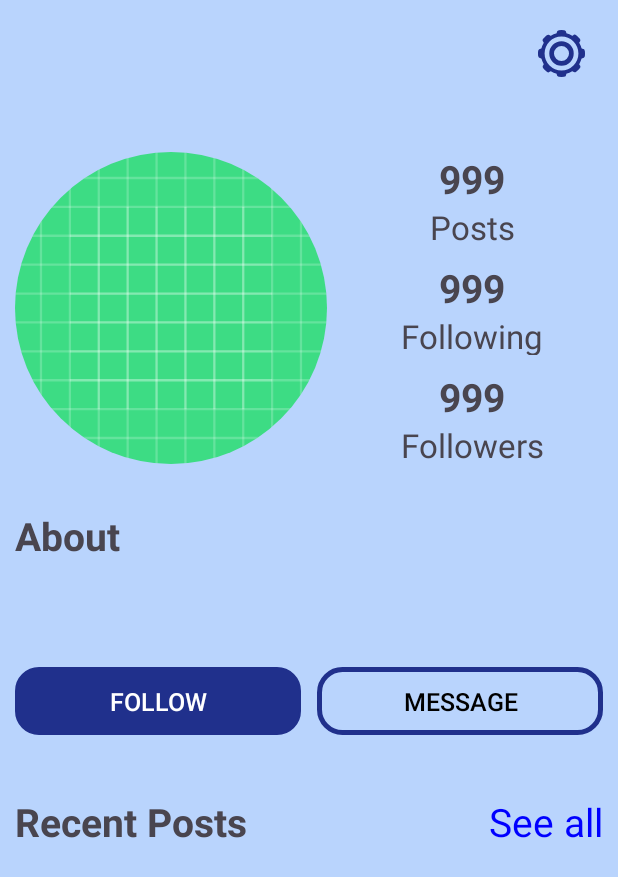
After one commit to Ananad-Bhatt/Whisper, an Android app: the UserProfileActivity screen opened directly, with no data from a screen before it, on a phone screen of 412 x 824 dp. The commit adds this screen. Shown: the top 877 px of the screen. Run offline under Robolectric (Android 15) with nearby library versions, the phone set to English and light mode, and no system bars; our stand-ins replace CircleImageView, Firebase (no records; nobody signed in at launch, a user with empty details on screens opened directly), sdp/ssp sizes; pictures from the network do not load.

Commit message:
Add redirection on click of search results

```diff
--- a/app/src/main/AndroidManifest.xml
+++ b/app/src/main/AndroidManifest.xml
@@ -22,6 +22,9 @@
         android:supportsRtl="true"
         android:theme="@style/Theme.Whisper"
         tools:targetApi="31">
+        <activity
+            android:name=".UserProfileActivity"
+            android:exported="false" />
         <activity
             android:name=".SearchActivity"
             android:exported="false" />
--- a/app/src/main/java/adapters/SearchRecyclerViewAdapter.kt
+++ b/app/src/main/java/adapters/SearchRecyclerViewAdapter.kt
@@ -1,6 +1,7 @@
 package adapters
 
 import android.content.Context
+import android.content.Intent
 import android.util.Log
 import android.view.LayoutInflater
 import android.view.View
@@ -14,6 +15,7 @@ import com.bumptech.glide.Glide
 import models.SearchModel
 import project.social.whisper.R
 import project.social.whisper.SearchActivity
+import project.social.whisper.UserProfileActivity
 
 class SearchRecyclerViewAdapter(private val context:Context,private val searchResults:ArrayList<SearchModel>) :
     RecyclerView.Adapter<SearchRecyclerViewAdapter.SearchViewHolder>() {
@@ -35,7 +37,9 @@ class SearchRecyclerViewAdapter(private val context:Context,private val searchRe
         holder.userName.text = searchResults[position].userName
 
         holder.container.setOnClickListener {
-            Log.d("RESULT",holder.userName.text.toString())
+            val i = Intent(context, UserProfileActivity::class.java)
+            i.putExtra("userName",holder.userName.text.toString())
+            context.startActivity(i)
         }
 
     }
--- /dev/null
+++ b/app/src/main/java/project/social/whisper/UserProfileActivity.kt
@@ -0,0 +1,63 @@
+package project.social.whisper
+
+import adapters.DatabaseAdapter
+import android.content.Intent
+import androidx.appcompat.app.AppCompatActivity
+import android.os.Bundle
+import android.widget.Toast
+import com.bumptech.glide.Glide
+import com.google.firebase.database.DataSnapshot
+import com.google.firebase.database.DatabaseError
+import com.google.firebase.database.ValueEventListener
+import project.social.whisper.databinding.ActivityUserProfileBinding
+
+class UserProfileActivity : AppCompatActivity() {
+
+    private lateinit var b:ActivityUserProfileBinding
+    private lateinit var imgUrl:String
+
+    override fun onCreate(savedInstanceState: Bundle?) {
+        super.onCreate(savedInstanceState)
+
+        b = ActivityUserProfileBinding.inflate(layoutInflater)
+        setContentView(b.root)
+
+        val userName = intent.getStringExtra("userName")
+
+        b.txtProfileActUserName.text = userName
+
+        findUser(userName)
+
+        b.btnProfileActMessage.setOnClickListener {
+        }
+
+    }
+
+    private fun findUser(userName: String?) {
+        DatabaseAdapter.userDetailsTable.addValueEventListener(object: ValueEventListener {
+            override fun onDataChange(snapshot: DataSnapshot) {
+
+                for(s in snapshot.children)
+                {
+                    if(s.child("USER_NAME").getValue(String::class.java) == userName)
+                    {
+                        imgUrl = s.child("IMAGE").getValue(String::class.java)?:
+                        "https://53.fs1.hubspotusercontent-na1.net/hub/53/hubfs/image8-2.jpg?width=595&height=400&name=image8-2.jpg"
+
+                        val about = s.child("ABOUT").getValue(String::class.java)?:"Nothing"
+
+                        Glide.with(applicationContext).load(imgUrl).into(b.imgProfileActUserImage)
+                        b.txtProfileActAbout.text = about
+
+                        return
+                    }
+                }
+                Toast.makeText(applicationContext,"Something went horribly wrong!!!",Toast.LENGTH_LONG).show()
+            }
+
+            override fun onCancelled(error: DatabaseError) {
+                Toast.makeText(applicationContext,"We unable to fetch data",Toast.LENGTH_LONG).show()
+            }
+        })
+    }
+}
--- /dev/null
+++ b/app/src/main/res/layout/activity_user_profile.xml
@@ -0,0 +1,234 @@
+<?xml version="1.0" encoding="utf-8"?>
+<LinearLayout xmlns:android="http://schemas.android.com/apk/res/android"
+    xmlns:app="http://schemas.android.com/apk/res-auto"
+    xmlns:tools="http://schemas.android.com/tools"
+    android:layout_width="match_parent"
+    android:layout_height="match_parent"
+    android:orientation="vertical"
+    style="@style/BODY"
+    tools:context=".UserProfileActivity">
+
+    <LinearLayout
+        android:layout_width="match_parent"
+        android:layout_height="wrap_content"
+        android:layout_marginHorizontal="10dp"
+        android:layout_marginTop="10dp"
+        android:gravity="end">
+
+        <TextView
+            android:id="@+id/txt_profile_act_user_name"
+            android:layout_width="0dp"
+            android:layout_height="wrap_content"
+            android:text="@string/app_name"
+            android:gravity="start"
+            android:layout_weight="1"
+            android:textSize="@dimen/_26ssp"/>
+
+        <ImageButton
+            android:id="@+id/img_btn_profile_act_setting"
+            android:layout_width="wrap_content"
+            android:layout_height="wrap_content"
+            android:src="@drawable/settings"
+            android:backgroundTint="#000000FF"/>
+
+    </LinearLayout>
+
+    <LinearLayout
+        android:layout_width="match_parent"
+        android:layout_height="wrap_content"
+        android:layout_marginHorizontal="10dp"
+        android:layout_marginTop="40dp">
+
+        <!--        <androidx.cardview.widget.CardView-->
+        <!--            android:layout_width="wrap_content"-->
+        <!--            android:layout_height="wrap_content"-->
+        <!--            android:backgroundTint="#000000FF"-->
+        <!--            app:cardCornerRadius="150dp">-->
+
+        <de.hdodenhof.circleimageview.CircleImageView
+            android:id="@+id/img_profile_act_user_image"
+            android:layout_width="@dimen/_160sdp"
+            android:layout_height="@dimen/_160sdp"
+            android:src="@drawable/ic_launcher_background"/>
+
+        <!--        </androidx.cardview.widget.CardView>-->
+
+        <LinearLayout
+            android:layout_width="match_parent"
+            android:layout_height="match_parent"
+            android:layout_marginStart="10dp"
+            android:orientation="vertical">
+
+            <LinearLayout
+                android:id="@+id/linear_profile_act_posts"
+                android:layout_width="match_parent"
+                android:layout_height="wrap_content"
+                android:gravity="center"
+                android:layout_weight="1"
+                android:orientation="vertical">
+
+                <TextView
+                    android:id="@+id/txt_profile_act_no_of_posts"
+                    android:layout_width="wrap_content"
+                    android:layout_height="wrap_content"
+                    android:text="999"
+                    android:textStyle="bold"
+                    android:textSize="@dimen/_20ssp"/>
+
+                <TextView
+                    android:layout_width="wrap_content"
+                    android:layout_height="wrap_content"
+                    android:text="@string/posts"
+                    android:textSize="@dimen/_17ssp"/>
+
+            </LinearLayout>
+
+            <LinearLayout
+                android:id="@+id/linear_profile_act_following"
+                android:layout_width="match_parent"
+                android:layout_height="wrap_content"
+                android:gravity="center"
+                android:layout_weight="1"
+                android:layout_marginTop="10dp"
+                android:orientation="vertical">
+
+                <TextView
+                    android:id="@+id/txt_profile_act_no_of_following"
+                    android:layout_width="wrap_content"
+                    android:layout_height="wrap_content"
+                    android:text="999"
+                    android:textStyle="bold"
+                    android:textSize="@dimen/_20ssp"/>
+
+                <TextView
+                    android:layout_width="wrap_content"
+                    android:layout_height="wrap_content"
+                    android:text="@string/following"
+                    android:textSize="@dimen/_17ssp"/>
+
+            </LinearLayout>
+
+            <LinearLayout
+                android:id="@+id/linear_profile_act_followers"
+                android:layout_width="match_parent"
+                android:layout_height="wrap_content"
+                android:gravity="center"
+                android:layout_weight="1"
+                android:layout_marginTop="10dp"
+                android:orientation="vertical">
+
+                <TextView
+                    android:id="@+id/txt_profile_act_no_of_followers"
+                    android:layout_width="wrap_content"
+                    android:layout_height="wrap_content"
+                    android:text="999"
+                    android:textStyle="bold"
+                    android:textSize="@dimen/_20ssp"/>
+
+                <TextView
+                    android:layout_width="wrap_content"
+                    android:layout_height="wrap_content"
+                    android:text="@string/followers"
+                    android:textSize="@dimen/_17ssp"/>
+
+            </LinearLayout>
+
+        </LinearLayout>
+
+    </LinearLayout>
+
+    <LinearLayout
+        android:layout_width="match_parent"
+        android:layout_height="wrap_content"
+        android:orientation="vertical"
+        android:layout_marginTop="30dp"
+        android:layout_marginHorizontal="10dp">
+
+        <TextView
+            android:layout_width="wrap_content"
+            android:layout_height="wrap_content"
+            android:text="@string/about"
+            android:textSize="@dimen/_20ssp"
+            android:textStyle="bold"/>
+
+        <TextView
+            android:id="@+id/txt_profile_act_about"
+            android:layout_width="wrap_content"
+            android:layout_height="wrap_content"
+            android:layout_marginTop="15dp"
+            android:textSize="@dimen/_14ssp"/>
+    </LinearLayout>
+
+    <LinearLayout
+        android:layout_width="match_parent"
+        android:layout_height="wrap_content"
+        android:layout_marginTop="30dp"
+        android:layout_marginHorizontal="10dp">
+
+        <androidx.appcompat.widget.AppCompatButton
+            android:id="@+id/btn_profile_act_follow"
+            android:layout_width="wrap_content"
+            android:layout_height="@dimen/_35sdp"
+            android:layout_weight="1"
+            style="@style/BUTTON_FILL"
+            android:padding="0dp"
+            android:layout_marginEnd="5dp"
+            android:textSize="@dimen/_13ssp"
+            android:text="@string/follow"/>
+
+        <androidx.appcompat.widget.AppCompatButton
+            android:id="@+id/btn_profile_act_message"
+            android:layout_width="wrap_content"
+            android:layout_height="@dimen/_35sdp"
+            android:layout_weight="1"
+            android:padding="0dp"
+            android:layout_marginStart="5dp"
+            style="@style/BUTTON_OUTLINED"
+            android:textSize="@dimen/_13ssp"
+            android:text="@string/message"/>
+
+    </LinearLayout>
+
+    <LinearLayout
+        android:layout_width="match_parent"
+        android:layout_height="wrap_content"
+        android:layout_marginTop="40dp"
+        android:layout_marginHorizontal="10dp"
+        android:orientation="vertical">
+
+        <LinearLayout
+            android:layout_width="match_parent"
+            android:layout_height="wrap_content">
+
+            <TextView
+                android:layout_width="0dp"
+                android:layout_height="wrap_content"
+                android:text="@string/recent_posts"
+                android:textSize="@dimen/_20ssp"
+                android:layout_weight="1"
+                android:textStyle="bold"/>
+
+            <TextView
+                android:layout_width="wrap_content"
+                android:layout_height="wrap_content"
+                android:text="@string/see_all"
+                android:textSize="@dimen/_20ssp"
+                android:textColor="@color/link"/>
+
+        </LinearLayout>
+
+        <LinearLayout
+            android:layout_marginTop="10dp"
+            android:layout_width="match_parent"
+            android:layout_height="wrap_content">
+
+            <androidx.recyclerview.widget.RecyclerView
+                android:id="@+id/rv_profile_act_recent_posts"
+                android:layout_width="match_parent"
+                android:layout_height="wrap_content"/>
+
+        </LinearLayout>
+
+    </LinearLayout>
+
+</LinearLayout>
```
Also changed, not shown: 1 other file.
